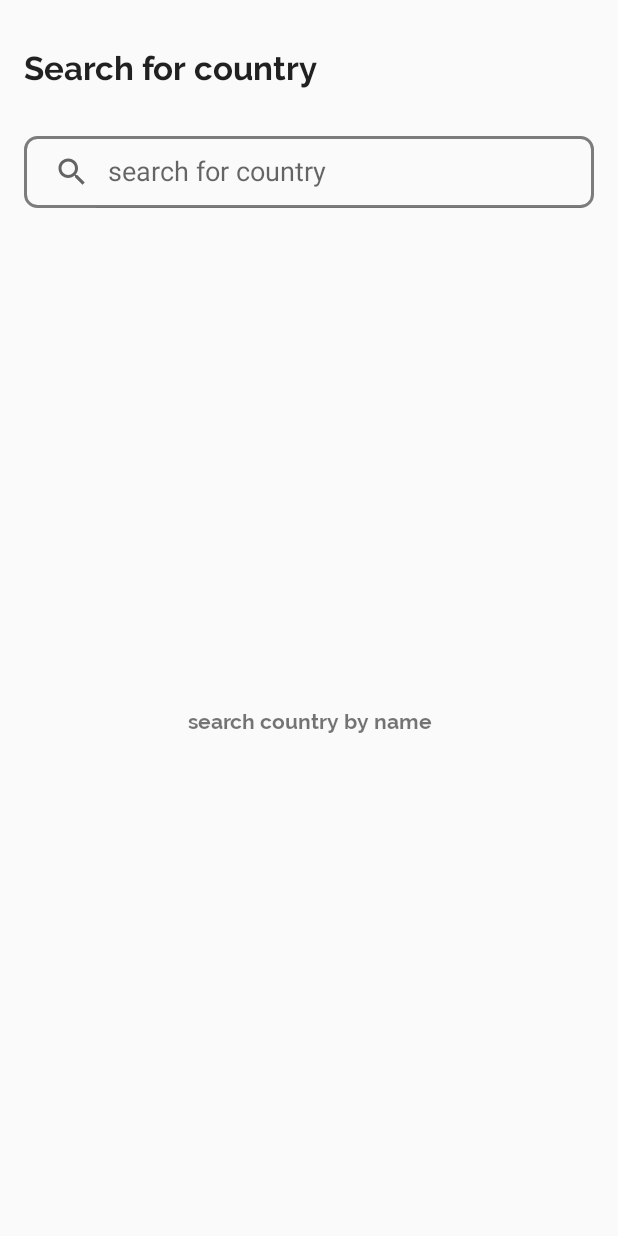
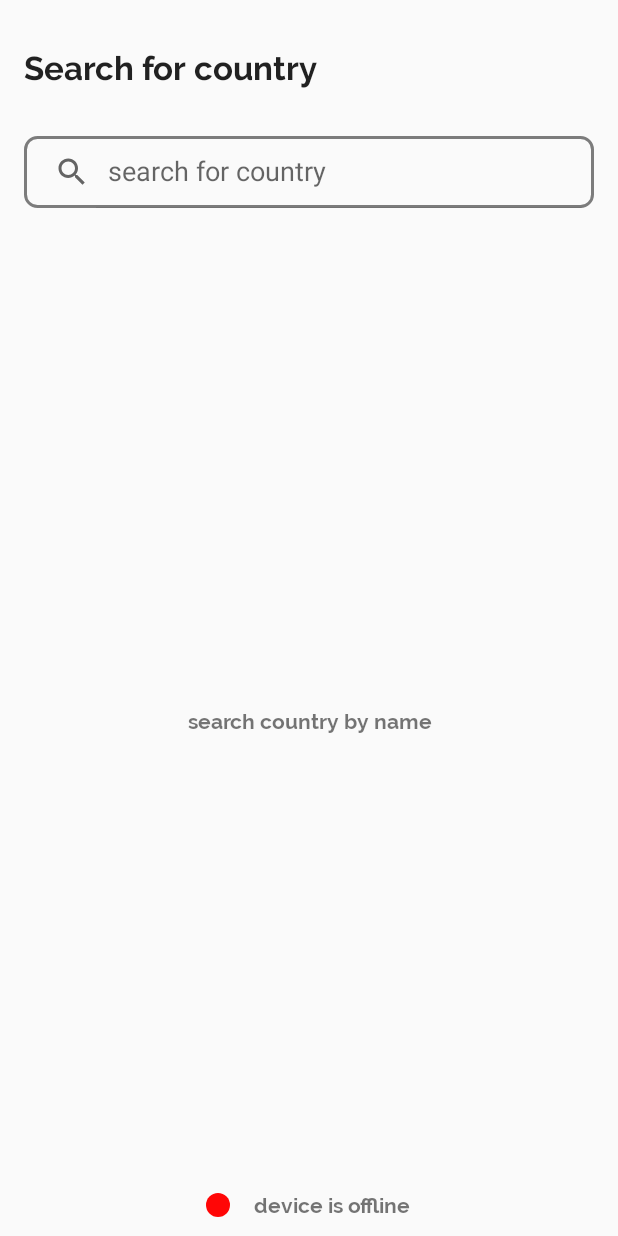
Before and after one commit to oscarnipps/country-search-app, an Android app: the screen it shows after launch (MainActivity), on a phone screen of 412 x 824 dp. Run offline under Robolectric (Android 15) with nearby library versions, the phone set to English and light mode, and no system bars; our stand-ins replace RxJava, data binding; pictures from the network do not load.

```diff
--- a/app/src/main/AndroidManifest.xml
+++ b/app/src/main/AndroidManifest.xml
@@ -3,6 +3,7 @@
     xmlns:android="http://schemas.android.com/apk/res/android"
     package="com.example.countrysearch">
 
+    <uses-permission android:name="android.permission.ACCESS_NETWORK_STATE" />
     <uses-permission android:name="android.permission.INTERNET" />
 
     <application
--- a/app/src/main/java/com/example/countrysearch/MainActivity.java
+++ b/app/src/main/java/com/example/countrysearch/MainActivity.java
@@ -1,14 +1,32 @@
 package com.example.countrysearch;
 
 import android.os.Bundle;
+import android.util.Log;
+import android.view.View;
 
 import androidx.appcompat.app.AppCompatActivity;
+import androidx.databinding.DataBindingUtil;
+
+import com.example.countrysearch.databinding.ActivityMainBinding;
 
 public class MainActivity extends AppCompatActivity {
+
+    public static final String TAG = MainActivity.class.getSimpleName();
+    private ActivityMainBinding binding;
+    private NetworkConnection networkConnection;
 
     @Override
     protected void onCreate(Bundle savedInstanceState) {
         super.onCreate(savedInstanceState);
-        setContentView(R.layout.activity_main);
+
+        binding = DataBindingUtil.setContentView(this,R.layout.activity_main);
+
+        networkConnection = new NetworkConnection(getApplicationContext());
+
+        networkConnection.observe(this,isConnected -> {
+            Log.d(TAG, "is network connected : " + isConnected);
+            binding.offlineIndicator.setVisibility(isConnected ? View.GONE : View.VISIBLE);
+        });
     }
+
 }
--- /dev/null
+++ b/app/src/main/java/com/example/countrysearch/NetworkConnection.java
@@ -0,0 +1,90 @@
+package com.example.countrysearch;
+
+import android.content.Context;
+import android.net.ConnectivityManager;
+import android.net.Network;
+import android.net.NetworkCapabilities;
+import android.net.NetworkInfo;
+import android.net.NetworkRequest;
+import android.os.Build;
+import android.util.Log;
+
+import androidx.annotation.NonNull;
+import androidx.annotation.RequiresApi;
+import androidx.lifecycle.LiveData;
+
+public class NetworkConnection extends LiveData<Boolean> {
+
+    public static final String TAG = NetworkConnection.class.getSimpleName();
+    private ConnectivityManager.NetworkCallback networkCallback;
+    private ConnectivityManager connectivityManager;
+
+
+    public NetworkConnection(Context context) {
+        connectivityManager = (ConnectivityManager) context.getSystemService(Context.CONNECTIVITY_SERVICE);
+    }
+
+    @Override
+    protected void onActive() {
+        super.onActive();
+        if (Build.VERSION.SDK_INT >= Build.VERSION_CODES.LOLLIPOP) {
+            setUpNetworkCallback();
+            return;
+        }
+
+        NetworkInfo networkInfo = connectivityManager.getActiveNetworkInfo();
+
+        postValue(networkInfo.isConnected());
+    }
+
+    @RequiresApi(api = Build.VERSION_CODES.LOLLIPOP)
+    private void setUpNetworkCallback() {
+        networkCallback = getNetworkCallback();
+
+        NetworkRequest networkRequest = new NetworkRequest.Builder()
+                .addTransportType(NetworkCapabilities.TRANSPORT_WIFI)
+                .addTransportType(NetworkCapabilities.TRANSPORT_CELLULAR)
+                .build();
+
+        connectivityManager.registerNetworkCallback(networkRequest, networkCallback);
+    }
+
+    @RequiresApi(api = Build.VERSION_CODES.LOLLIPOP)
+    private ConnectivityManager.NetworkCallback getNetworkCallback() {
+
+        return new ConnectivityManager.NetworkCallback() {
+            @Override
+            public void onAvailable(@NonNull Network network) {
+                super.onAvailable(network);
+                Log.d(TAG, "network available...");
+                postValue(true);
+            }
+
+            @Override
+            public void onLost(@NonNull Network network) {
+                super.onLost(network);
+                Log.d(TAG, "network lost...");
+                postValue(false);
+            }
+
+            @Override
+            public void onCapabilitiesChanged(@NonNull Network network, @NonNull NetworkCapabilities networkCapabilities) {
+                super.onCapabilitiesChanged(network, networkCapabilities);
+                Log.d(TAG, "capability changed : " + networkCapabilities.toString());
+            }
+        };
+    }
+
+
+    @Override
+    protected void onInactive() {
+        super.onInactive();
+
+        if (Build.VERSION.SDK_INT >= Build.VERSION_CODES.LOLLIPOP) {
+            connectivityManager.unregisterNetworkCallback(networkCallback);
+        }
+
+        networkCallback = null;
+    }
+
+}
--- /dev/null
+++ b/app/src/main/res/drawable/offline_indicator.xml
@@ -0,0 +1,15 @@
+<?xml version="1.0" encoding="utf-8"?>
+<shape xmlns:android="http://schemas.android.com/apk/res/android"
+    android:shape="oval">
+
+    <solid
+        android:color="#FF0606"
+        />
+
+    <size
+        android:height="16dp"
+        android:width="16dp"/>
+
+
+
+</shape>
--- a/app/src/main/res/layout/activity_main.xml
+++ b/app/src/main/res/layout/activity_main.xml
@@ -1,4 +1,5 @@
 <?xml version="1.0" encoding="utf-8"?>
+<layout>
     <androidx.coordinatorlayout.widget.CoordinatorLayout
         xmlns:android="http://schemas.android.com/apk/res/android"
         xmlns:app="http://schemas.android.com/apk/res-auto"
@@ -19,4 +20,17 @@
             app:layout_constraintTop_toTopOf="parent"
             app:navGraph="@navigation/main_nav_graph" />
 
+        <TextView
+            android:id="@+id/offline_indicator"
+            android:drawableStart="@drawable/offline_indicator"
+            android:drawablePadding="16dp"
+            android:padding="12dp"
+            android:layout_width="wrap_content"
+            android:layout_height="wrap_content"
+            android:layout_gravity="center_horizontal|bottom"
+            android:fontFamily="@font/raleway_bold"
+            android:textAlignment="center"
+            android:text="device is offline"/>
+
     </androidx.coordinatorlayout.widget.CoordinatorLayout>
+</layout>
```
Also changed, not shown: app/src/main/java/com/example/countrysearch/CountryNetworkInterceptor.java (+1 -22 lines). Lines whose indentation alone changed are shown as unchanged.
